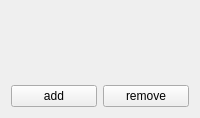
Above: views/xml/simple_section_form.ui from CocoMarck/gta_ProfileSet before the change. Below: the same form after it.
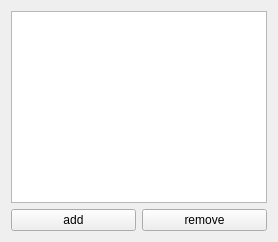
That is the form after the change.

Commit message: update section form

The edit to the form file:
```diff
--- a/views/xml/simple_section_form.ui
+++ b/views/xml/simple_section_form.ui
@@ -8,19 +8,10 @@
 
     <!-- ScrollArea -->
     <item>
-    <widget class="QScrollArea" name="scrollArea">
-        <property name="widgetResizable">
+    <widget class="QTextEdit" name="textEdit">
+        <property name="readOnly">
             <bool>true</bool>
         </property>
-        <property name="frameShape">
-            <enum>QFrame::NoFrame</enum>
-        </property>
-
-        <widget class="QWidget" name="scrollAreaWidgetContents">
-            <layout class="QVBoxLayout" name ="scrollVBoxLayout">
-            </layout>
-        </widget>
-
     </widget>
     </item>
 
```
Left out of the diff: 2 changed lines with no effect on the pictures. The commit also changes 2 other files.
